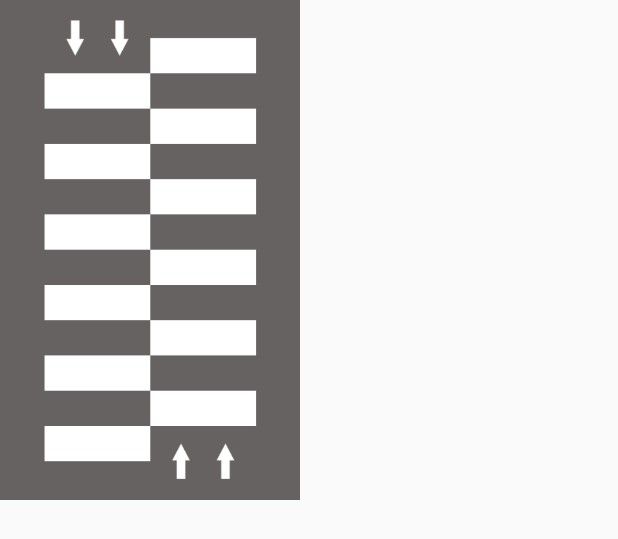
After one commit to jhchoi57/CROFO_APP, an Android app: the layout crossframeleft.xml on its own in the app's theme, with its tools: preview values and no code run, on a phone screen of 412 x 824 dp. The commit adds this screen. Shown: the top 539 px of the screen. Run offline under Robolectric (Android 15) with nearby library versions, the phone set to English and light mode, and no system bars.

Commit message:
yh 패널4개로 만듦

```diff
--- a/app/src/main/java/com/example/crofo_app/MainActivity.java
+++ b/app/src/main/java/com/example/crofo_app/MainActivity.java
@@ -100,9 +100,9 @@ public class MainActivity extends AppCompatActivity implements TMapGpsManager.on
         // 커스텀 다이얼로그를 호출한다.
         CrossFrame crossFrame = new CrossFrame(MainActivity.this);
         crossFrame.callCrossFront();
+        crossFrame.callCrossBack();
+        crossFrame.callCrossLeft();
         crossFrame.callCrossRight();
-        crossFrame.drawObjFront(0,0, 1);
-        crossFrame.drawObjFront(400,200, 1);
 
         // 현재 위치 타이머로 5초마다 계속 얻기
         //tMapView.setTrackingMode(true);
--- /dev/null
+++ b/app/src/main/res/layout/crossframeleft.xml
@@ -0,0 +1,22 @@
+<?xml version="1.0" encoding="utf-8"?>
+<androidx.constraintlayout.widget.ConstraintLayout
+    xmlns:android="http://schemas.android.com/apk/res/android"
+    android:layout_width="wrap_content"
+    android:layout_height="wrap_content"
+    android:background="#eeeeee"
+    android:orientation="vertical">
+
+    <!-- 타이틀바 -->
+    <FrameLayout
+        android:layout_width="match_parent"
+        android:layout_height="match_parent">
+
+        <ImageView
+            android:layout_width="300px"
+            android:layout_height="500px"
+            android:src="@drawable/crosswalk_left"></ImageView>
+
+    </FrameLayout>
+    <!-- //end 타이틀바 -->
+
+</androidx.constraintlayout.widget.ConstraintLayout>
```
Also changed, not shown: app/src/main/java/com/example/crofo_app/CrossFrame.java (+69 -15 lines), app/src/main/res/layout/crossframeback.xml (added, +21 -0 lines), app/src/main/res/drawable/crosswalk_back.png (added), app/src/main/res/drawable/crosswalk_back_alert.png (added), app/src/main/res/drawable/crosswalk_left.png (added), app/src/main/res/drawable/crosswalk_left_alert.png (added).
